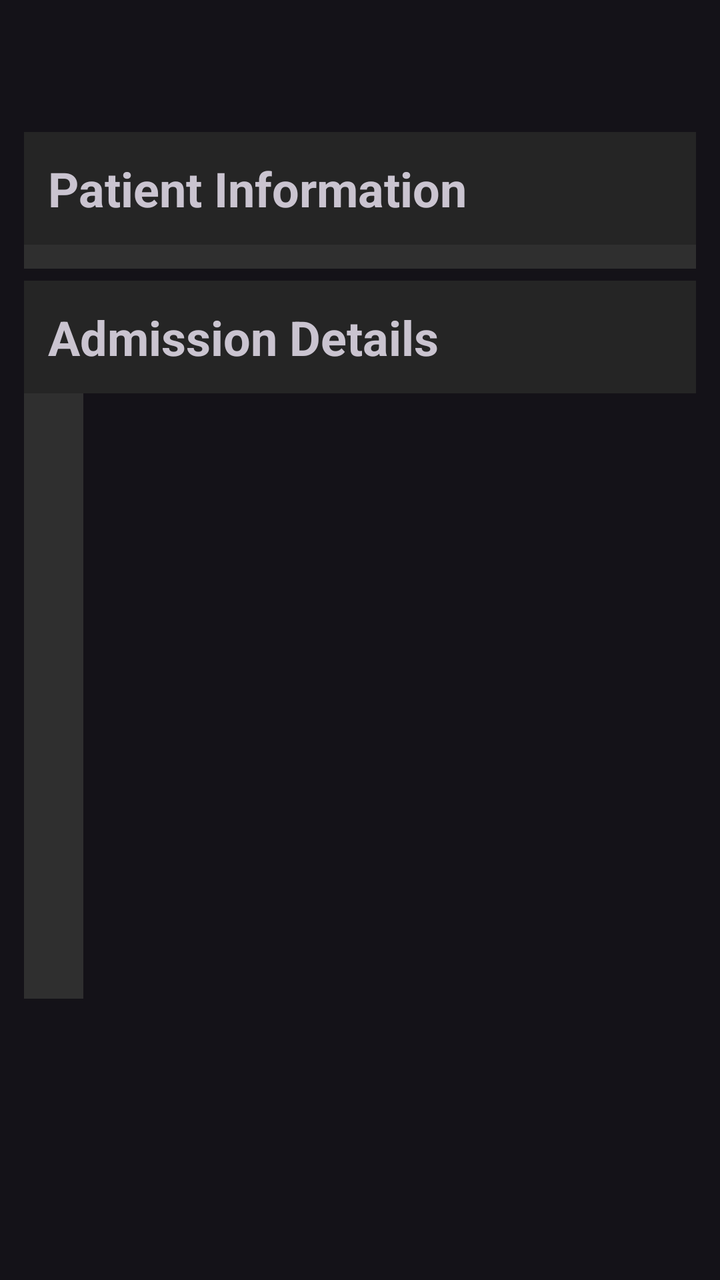
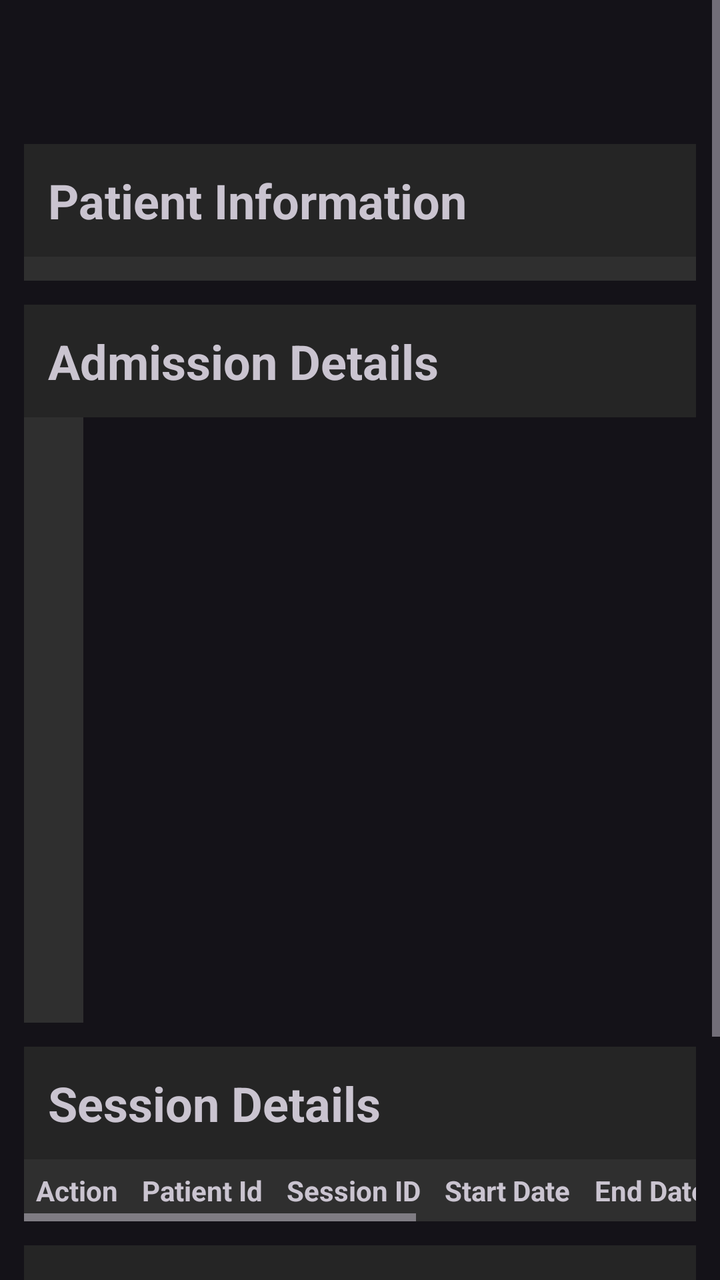

An Android layout rendered at two revisions. The XML below is the earlier revision; the diff shows what the commit changed to produce the second picture.
<!-- AndroidManifest.xml: application theme Theme.RhythmDoc -->
<!-- res/layout/fragment_patient_details.xml -->
<?xml version="1.0" encoding="utf-8"?>
<ScrollView xmlns:android="http://schemas.android.com/apk/res/android"
    xmlns:tools="http://schemas.android.com/tools"
    android:layout_width="match_parent"
    android:layout_height="match_parent"
    tools:context=".fragments.PatientDetailsFragment">

    <androidx.appcompat.widget.LinearLayoutCompat
        android:layout_width="match_parent"
        android:layout_height="wrap_content"
        android:layout_margin="12dp"
        android:orientation="vertical">

        <ProgressBar
            android:id="@+id/progress_bar"
            android:layout_width="wrap_content"
            android:layout_height="wrap_content"
            android:layout_gravity="center"/>

        
        <TextView
            android:layout_height="wrap_content"
            android:layout_width="match_parent"
            android:text="@string/patient_information"
            android:background="@color/table_header"
            android:padding="12dp"
            android:layout_marginTop="6dp"
            android:textSize="@dimen/large_text"
            android:textStyle="bold"/>
        <TableLayout
            android:id="@+id/tl_patient_information"
            android:layout_width="match_parent"
            android:layout_height="wrap_content"
            android:background="@color/table_background"
            android:padding="6dp"
            android:stretchColumns="*"
            android:shrinkColumns="*">
        </TableLayout>

        
        <TextView
            android:layout_height="wrap_content"
            android:layout_width="match_parent"
            android:text="@string/admission_details"
            android:background="@color/table_header"
            android:padding="12dp"
            android:layout_marginTop="6dp"
            android:textSize="@dimen/large_text"
            android:textStyle="bold"/>

        <HorizontalScrollView
            android:layout_width="match_parent"
            android:layout_height="wrap_content">
            <TableLayout
                android:id="@+id/tl_admission_details"
                android:layout_width="wrap_content"
                android:layout_height="wrap_content"
                android:background="@color/table_background"
                android:padding="6dp"
                android:stretchColumns="*"
                android:shrinkColumns="*">
                <TableRow
                    android:layout_height="wrap_content"
                    android:layout_width="wrap_content"
                    tools:ignore="UselessParent">
                    <TextView
                        android:layout_gravity="center"
                        android:textStyle="bold"
                        android:text="@string/admission_date"
                        android:padding="6dp"/>
                    <TextView
                        android:layout_gravity="center"
                        android:textStyle="bold"
                        android:text="@string/hospital_name"
                        android:padding="6dp"/>
                    <TextView
                        android:layout_gravity="center"
                        android:textStyle="bold"
                        android:text="@string/hospital_boarding_id"
                        android:padding="6dp"/>
                </TableRow>
                <TableRow
                    android:layout_height="wrap_content"
                    android:layout_width="wrap_content"
                    tools:ignore="UselessParent">
                    <TextView
                        android:id="@+id/tv_admission_date"
                        android:layout_gravity="center"
                        android:padding="6dp"/>
                    <TextView
                        android:id="@+id/tv_hospital_name"
                        android:layout_gravity="center"
                        android:padding="6dp"/>
                    <TextView
                        android:id="@+id/tv_boarding_id"
                        android:layout_gravity="center"
                        android:padding="6dp"/>
                </TableRow>
            </TableLayout>
        </HorizontalScrollView>


    </androidx.appcompat.widget.LinearLayoutCompat>
</ScrollView>
<!-- resources referenced by this layout -->
<resources>
  <color name="table_background">#2f2f2f</color>
  <color name="table_header">#252525</color>
  <dimen name="large_text">24sp</dimen>
  <string name="admission_date">Admission Date</string>
  <string name="admission_details">Admission Details</string>
  <string name="hospital_boarding_id">Hospital boarding Id</string>
  <string name="hospital_name">Hospital name</string>
  <string name="patient_information">Patient Information</string>
  <style name="Theme.RhythmDoc" parent="Base.Theme.RhythmDoc" />
  <style name="Base.Theme.RhythmDoc" parent="Theme.Material3.Dark.NoActionBar">
          <item name="android:statusBarColor">@android:color/black</item>
      </style>
</resources>

<!-- the commit's change to res/layout/fragment_patient_details.xml (unified diff, before → after) -->
@@ -3,6 +3,7 @@
     xmlns:tools="http://schemas.android.com/tools"
     android:layout_width="match_parent"
     android:layout_height="match_parent"
+    xmlns:app="http://schemas.android.com/apk/res-auto"
     tools:context=".fragments.PatientDetailsFragment">
 
     <androidx.appcompat.widget.LinearLayoutCompat
@@ -24,7 +25,7 @@
             android:text="@string/patient_information"
             android:background="@color/table_header"
             android:padding="12dp"
-            android:layout_marginTop="6dp"
+            android:layout_marginTop="12dp"
             android:textSize="@dimen/large_text"
             android:textStyle="bold"/>
         <TableLayout
@@ -44,7 +45,7 @@
             android:text="@string/admission_details"
             android:background="@color/table_header"
             android:padding="12dp"
-            android:layout_marginTop="6dp"
+            android:layout_marginTop="12dp"
             android:textSize="@dimen/large_text"
             android:textStyle="bold"/>
 
@@ -99,6 +100,100 @@
             </TableLayout>
         </HorizontalScrollView>
 
+        
+        <TextView
+            android:layout_height="wrap_content"
+            android:layout_width="match_parent"
+            android:text="@string/session_details"
+            android:background="@color/table_header"
+            android:padding="12dp"
+            android:layout_marginTop="12dp"
+            android:textSize="@dimen/large_text"
+            android:textStyle="bold"/>
+
+        <HorizontalScrollView
+            android:layout_width="match_parent"
+            android:layout_height="wrap_content">
+            <TableLayout
+                android:id="@+id/tl_session_list"
+                android:layout_width="wrap_content"
+                android:layout_height="wrap_content" >
+                <TableRow
+                    android:layout_height="wrap_content"
+                    android:layout_width="wrap_content"
+                    android:background="@color/table_background"
+                    tools:ignore="uselessParent">
+                    <TextView
+                        android:layout_gravity="center"
+                        android:textStyle="bold"
+                        android:text="@string/action"
+                        android:padding="6dp"/>
+                    <TextView
+                        android:layout_gravity="center"
+                        android:textStyle="bold"
+                        android:text="@string/patient_id"
+                        android:padding="6dp"/>
+                    <TextView
+                        android:layout_gravity="center"
+                        android:textStyle="bold"
+                        android:text="@string/session_id"
+                        android:padding="6dp"/>
+                    <TextView
+                        android:layout_gravity="center"
+                        android:textStyle="bold"
+                        android:text="@string/start_date"
+                        android:padding="6dp"/>
+                    <TextView
+                        android:layout_gravity="center"
+                        android:textStyle="bold"
+                        android:text="@string/end_date"
+                        android:padding="6dp"/>
+                    <TextView
+                        android:layout_gravity="center"
+                        android:textStyle="bold"
+                        android:text="@string/total_analyzed_beat"
+                        android:padding="6dp"/>
+                    <TextView
+                        android:layout_gravity="center"
+                        android:textStyle="bold"
+                        android:text="@string/bpm_median"
+                        android:padding="6dp"/>
+                </TableRow>
+            </TableLayout>
+        </HorizontalScrollView>
+
+        
+        <TextView
+            android:layout_height="wrap_content"
+            android:layout_width="match_parent"
+            android:text="@string/notes_table_title"
+            android:background="@color/table_header"
+            android:padding="12dp"
+            android:layout_marginTop="12dp"
+            android:textSize="@dimen/large_text"
+            android:textStyle="bold"/>
+        <TextView
+            android:layout_height="wrap_content"
+            android:layout_width="match_parent"
+            android:layout_gravity="center"
+            android:background="@color/table_background"
+            android:padding="6dp"/>
+
+        
+        <TextView
+            android:layout_height="wrap_content"
+            android:layout_width="match_parent"
+            android:text="@string/advice_table_title"
+            android:background="@color/table_header"
+            android:padding="12dp"
+            android:layout_marginTop="12dp"
+            android:textSize="@dimen/large_text"
+            android:textStyle="bold"/>
+        <androidx.recyclerview.widget.RecyclerView
+            android:layout_width="match_parent"
+            android:layout_height="wrap_content"
+            android:padding="6dp"
+            app:layoutManager="androidx.recyclerview.widget.LinearLayoutManager"/>
 
     </androidx.appcompat.widget.LinearLayoutCompat>
 </ScrollView>
<!-- resource entries referenced after the edit -->
@@ -3,11 +3,21 @@
   <color name="table_background">#2f2f2f</color>
   <color name="table_header">#252525</color>
   <dimen name="large_text">24sp</dimen>
+  <string name="action">Action</string>
   <string name="admission_date">Admission Date</string>
   <string name="admission_details">Admission Details</string>
+  <string name="advice_table_title">Advice logged by doctor</string>
+  <string name="bpm_median">BPM Median</string>
+  <string name="end_date">End Date</string>
   <string name="hospital_boarding_id">Hospital boarding Id</string>
   <string name="hospital_name">Hospital name</string>
+  <string name="notes_table_title">Notes</string>
+  <string name="patient_id">Patient Id</string>
   <string name="patient_information">Patient Information</string>
+  <string name="session_details">Session Details</string>
+  <string name="session_id">Session ID</string>
+  <string name="start_date">Start Date</string>
+  <string name="total_analyzed_beat">Total Analyzed Beat</string>
   <style name="Theme.RhythmDoc" parent="Base.Theme.RhythmDoc" />
   <style name="Base.Theme.RhythmDoc" parent="Theme.Material3.Dark.NoActionBar">
           <item name="android:statusBarColor">@android:color/black</item>
